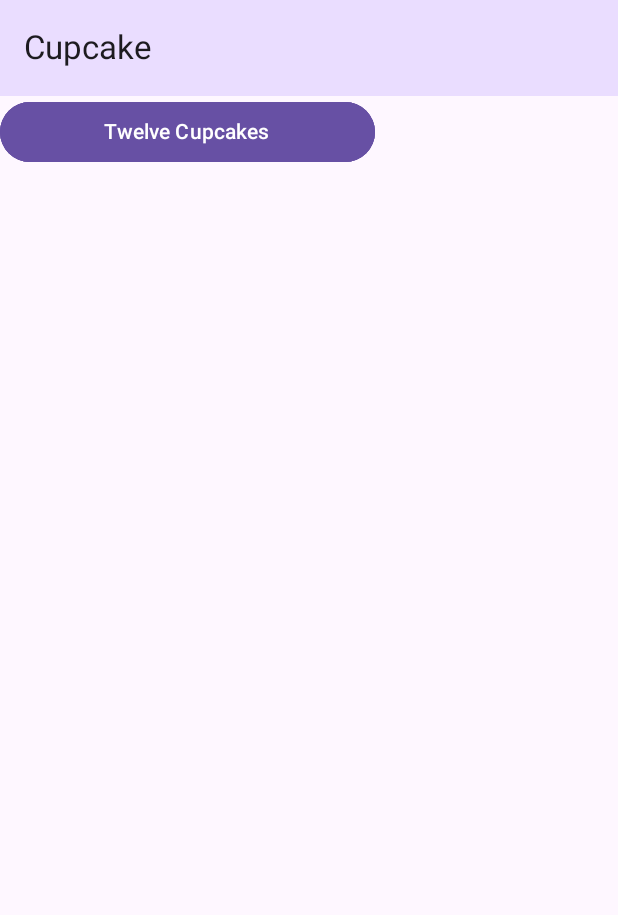
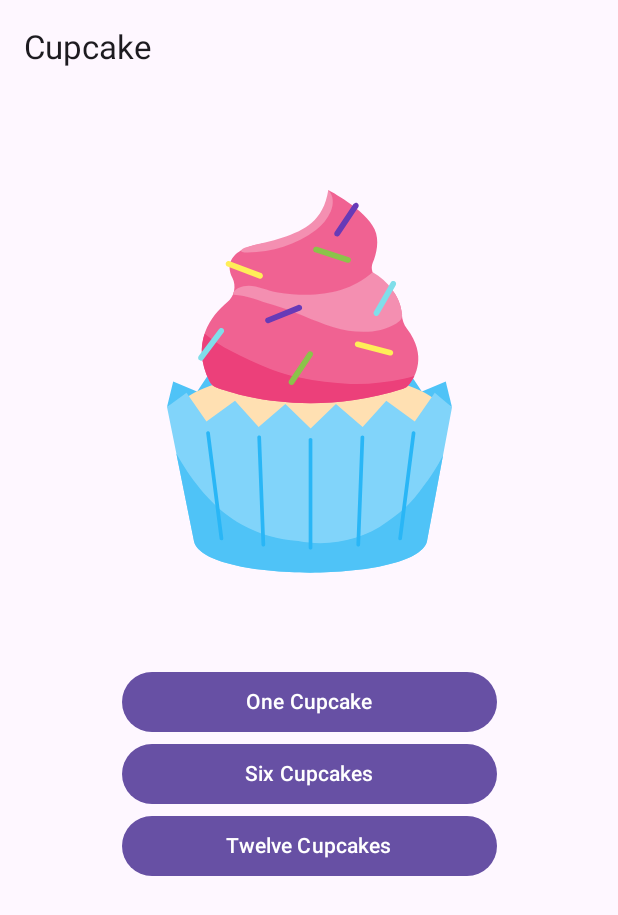
Before and after one commit to sdeparis2003-byte/8INF865A2025_SD, an Android app built with Jetpack Compose: the screen it shows after launch (MainActivity), on a phone screen of 412 x 824 dp. Shown: the top 915 px of the screen. Run offline under Robolectric (Android 15) with nearby library versions, the phone set to English and light mode, and no system bars.

Commit message:
Etape7 : Naviguer entre les écrans

```diff
--- a/app/src/main/java/com/example/cupcake/CupcakeScreen.kt
+++ b/app/src/main/java/com/example/cupcake/CupcakeScreen.kt
@@ -47,12 +47,14 @@ import com.example.cupcake.data.DataSource.flavors
 import com.example.cupcake.ui.OrderSummaryScreen
 import android.content.Context
 import android.content.Intent
+import androidx.annotation.StringRes
+import androidx.navigation.compose.currentBackStackEntryAsState
 
-enum class CupcakeScreen() {
-    Start,
-    Flavor,
-    Pickup,
-    Summary
+enum class CupcakeScreen(@StringRes val title: Int) {
+    Start(title = R.string.app_name),
+    Flavor(title = R.string.choose_flavor),
+    Pickup(title = R.string.choose_pickup_date),
+    Summary(title = R.string.order_summary)
 }
 
 /**
@@ -60,15 +62,13 @@ enum class CupcakeScreen() {
  */
 @Composable
 fun CupcakeAppBar(
+    currentScreen: CupcakeScreen,
     canNavigateBack: Boolean,
     navigateUp: () -> Unit,
     modifier: Modifier = Modifier
 ) {
     TopAppBar(
-        title = { Text(stringResource(id = R.string.app_name)) },
-        colors = TopAppBarDefaults.mediumTopAppBarColors(
-            containerColor = MaterialTheme.colorScheme.primaryContainer
-        ),
+        title = { Text(stringResource(currentScreen.title)) },
         modifier = modifier,
         navigationIcon = {
             if (canNavigateBack) {
@@ -88,12 +88,16 @@ fun CupcakeApp(
     viewModel: OrderViewModel = viewModel(),
     navController: NavHostController = rememberNavController()
 ) {
-
+    val backStackEntry by navController.currentBackStackEntryAsState()
+    val currentScreen = CupcakeScreen.valueOf(
+        backStackEntry?.destination?.route ?: CupcakeScreen.Start.name
+    )
     Scaffold(
         topBar = {
             CupcakeAppBar(
-                canNavigateBack = false,
-                navigateUp = { /* TODO: implement back navigation */ }
+                currentScreen = currentScreen,
+                canNavigateBack = navController.previousBackStackEntry != null,
+                navigateUp = { navController.navigateUp() }
             )
         }
     ) { innerPadding ->
--- a/app/src/main/java/com/example/cupcake/MainActivity.kt
+++ b/app/src/main/java/com/example/cupcake/MainActivity.kt
@@ -41,19 +41,36 @@ class MainActivity : ComponentActivity() {
     }
 }
 
-@Composable fun StartOrderScreen(
+@Composable
+fun StartOrderScreen(
     quantityOptions: List<Pair<Int, Int>>,
     onNextButtonClicked: (Int) -> Unit,
     modifier: Modifier = Modifier
-)
-{
-    quantityOptions.forEach { item ->
-        SelectQuantityButton(
-            labelResourceId = item.first,
-            onClick = { onNextButtonClicked(item.second) }
+) {
+    androidx.compose.foundation.layout.Column(
+        modifier = modifier,
+        horizontalAlignment = androidx.compose.ui.Alignment.CenterHorizontally
+    ) {
+        androidx.compose.foundation.Image(
+            painter = androidx.compose.ui.res.painterResource(R.drawable.cupcake),
+            contentDescription = null,
+            modifier = Modifier
+                .fillMaxSize(fraction = 0.5f)
+                .padding(bottom = dimensionResource(R.dimen.padding_medium))
         )
+
+        quantityOptions.forEach { item ->
+            SelectQuantityButton(
+                labelResourceId = item.first,
+                onClick = { onNextButtonClicked(item.second) }
+            )
+        }
     }
 }
+
+
+
+
 
 @Preview
 @Composable
```
